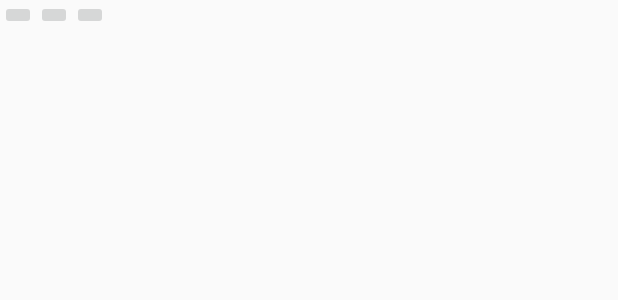
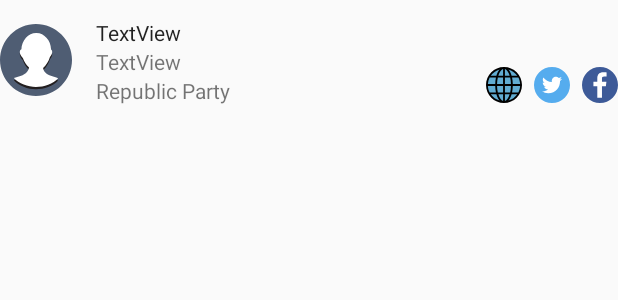
Before and after one commit to khadkarajesh/political-preparedness, an Android app: the layout viewholder_representative.xml on its own in the app's theme, with its tools: preview values and no code run, on a phone screen of 412 x 824 dp. Shown: the top 300 px of the screen. Run offline under Robolectric (Android 15) with nearby library versions, the phone set to English and light mode, and no system bars.

Commit message:
add representative layout

```diff
--- a/app/src/main/java/com/example/android/politicalpreparedness/network/CivicsApiService.kt
+++ b/app/src/main/java/com/example/android/politicalpreparedness/network/CivicsApiService.kt
@@ -2,6 +2,7 @@ package com.example.android.politicalpreparedness.network
 
 import com.example.android.politicalpreparedness.network.jsonadapter.ElectionAdapter
 import com.example.android.politicalpreparedness.network.models.ElectionResponse
+import com.example.android.politicalpreparedness.network.models.RepresentativeResponse
 import com.jakewharton.retrofit2.adapter.kotlin.coroutines.CoroutineCallAdapterFactory
 import com.squareup.moshi.FromJson
 import com.squareup.moshi.Moshi
@@ -11,6 +12,7 @@ import kotlinx.coroutines.Deferred
 import retrofit2.Retrofit
 import retrofit2.converter.moshi.MoshiConverterFactory
 import retrofit2.http.GET
+import retrofit2.http.Query
 import java.text.ParseException
 import java.text.SimpleDateFormat
 import java.util.*
@@ -59,6 +61,9 @@ interface CivicsApiService {
     @GET("elections")
     fun getElectionsAsync(): Deferred<ElectionResponse>
 
+    @GET("representatives")
+    fun getRepresentativesAsync(@Query("address") address: String): Deferred<RepresentativeResponse>
+
     //TODO: Add voterinfo API Call
 
     //TODO: Add representatives API Call
--- a/app/src/main/java/com/example/android/politicalpreparedness/network/models/Office.kt
+++ b/app/src/main/java/com/example/android/politicalpreparedness/network/models/Office.kt
@@ -5,7 +5,7 @@ import com.squareup.moshi.Json
 
 data class Office (
     val name: String,
-    @Json(name="divisionId") val division:Division,
+    @Json(name="divisionId") val division:String,
     @Json(name="officialIndices") val officials: List<Int>
 ) {
     fun getRepresentatives(officials: List<Official>): List<Representative> {
--- a/app/src/main/res/layout/viewholder_representative.xml
+++ b/app/src/main/res/layout/viewholder_representative.xml
@@ -1,5 +1,7 @@
 <?xml version="1.0" encoding="utf-8"?>
-<layout xmlns:android="http://schemas.android.com/apk/res/android">
+<layout xmlns:tools="http://schemas.android.com/tools"
+    xmlns:app="http://schemas.android.com/apk/res-auto"
+    xmlns:android="http://schemas.android.com/apk/res/android">
 
     <data>
 
@@ -8,28 +10,79 @@
             type="com.example.android.politicalpreparedness.representative.model.Representative" />
     </data>
 
-    <LinearLayout
+    <androidx.constraintlayout.widget.ConstraintLayout
         android:layout_width="match_parent"
-        android:layout_height="wrap_content">
+        android:layout_height="80dp">
 
         <ImageView
-            android:id="@+id/representative_photo"
+            android:id="@+id/profile_image"
+            android:layout_width="48dp"
+            android:layout_height="48dp"
+            app:layout_constraintBottom_toBottomOf="parent"
+            app:layout_constraintStart_toStartOf="parent"
+            app:layout_constraintTop_toTopOf="parent"
+            app:srcCompat="@drawable/ic_profile" />
+
+        <TextView
+            android:id="@+id/person_name"
             android:layout_width="wrap_content"
-            android:layout_height="wrap_content" />
-        <ImageButton
-            android:id="@+id/facebook_icon"
+            android:layout_height="wrap_content"
+            android:layout_marginStart="16dp"
+            android:text="TextView"
+            app:layout_constraintStart_toEndOf="@+id/profile_image"
+            app:layout_constraintTop_toBottomOf="@+id/office_name" />
+
+        <TextView
+            android:id="@+id/office_name"
             android:layout_width="wrap_content"
-            android:layout_height="wrap_content"/>
+            android:layout_height="wrap_content"
+            android:layout_marginStart="16dp"
+            android:layout_marginTop="12dp"
+            android:text="TextView"
+            android:textAppearance="@style/TextAppearance.AppCompat.Body1"
+            app:layout_constraintStart_toEndOf="@+id/profile_image"
+            app:layout_constraintTop_toTopOf="parent" />
 
-        <ImageButton
-            android:id="@+id/twitter_icon"
+        <TextView
+            android:id="@+id/party_name"
             android:layout_width="wrap_content"
-            android:layout_height="wrap_content"/>
+            android:layout_height="wrap_content"
+            android:layout_marginStart="16dp"
+            app:layout_constraintStart_toEndOf="@+id/profile_image"
+            app:layout_constraintTop_toBottomOf="@+id/person_name"
+            tools:text="Republic Party" />
 
-        <ImageButton
-            android:id="@+id/www_icon"
-            android:layout_width="wrap_content"
-            android:layout_height="wrap_content"/>
-    </LinearLayout>
+        <ImageView
+            android:id="@+id/twitter"
+            android:layout_width="24dp"
+            android:layout_height="24dp"
+            android:layout_marginEnd="8dp"
+            app:layout_constraintBottom_toBottomOf="parent"
+            app:layout_constraintEnd_toStartOf="@+id/facebook"
+            app:layout_constraintTop_toTopOf="parent"
+            app:layout_constraintVertical_bias="0.803"
+            app:srcCompat="@drawable/ic_twitter" />
+
+        <ImageView
+            android:id="@+id/facebook"
+            android:layout_width="24dp"
+            android:layout_height="24dp"
+            app:layout_constraintBottom_toBottomOf="parent"
+            app:layout_constraintEnd_toEndOf="parent"
+            app:layout_constraintTop_toTopOf="parent"
+            app:layout_constraintVertical_bias="0.803"
+            app:srcCompat="@drawable/ic_facebook" />
+
+        <ImageView
+            android:id="@+id/www"
+            android:layout_width="24dp"
+            android:layout_height="24dp"
+            android:layout_marginEnd="8dp"
+            app:layout_constraintBottom_toBottomOf="parent"
+            app:layout_constraintEnd_toStartOf="@+id/twitter"
+            app:layout_constraintTop_toTopOf="parent"
+            app:layout_constraintVertical_bias="0.803"
+            app:srcCompat="@drawable/ic_www" />
+    </androidx.constraintlayout.widget.ConstraintLayout>
 
 </layout>
```
Also changed, not shown: app/src/main/java/com/example/android/politicalpreparedness/representative/RepresentativeFragment.kt (+28 -1 lines), app/src/main/java/com/example/android/politicalpreparedness/representative/RepresentativeViewModel.kt (+24 -1 lines), app/src/main/java/com/example/android/politicalpreparedness/representative/RepresentativeViewModelFactory.kt (added, +12 -0 lines), app/src/main/java/com/example/android/politicalpreparedness/representative/adapter/RepresentativeListAdapter.kt (+9 -4 lines), app/src/main/res/layout/fragment_representative.xml (+17 -2 lines).
